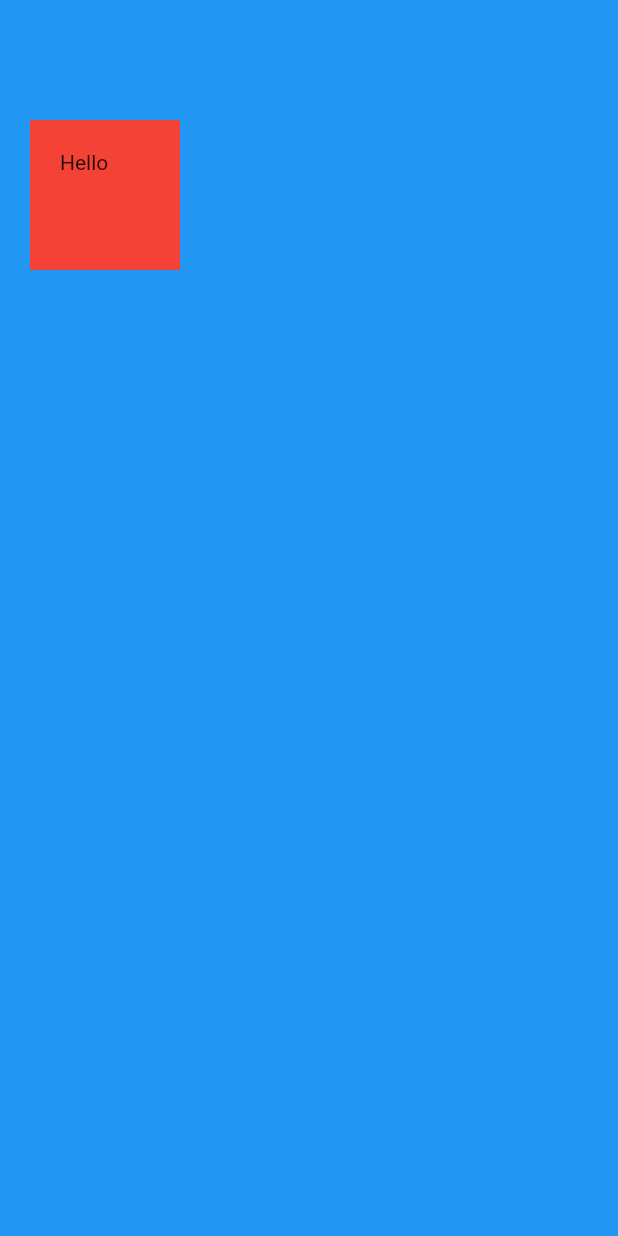
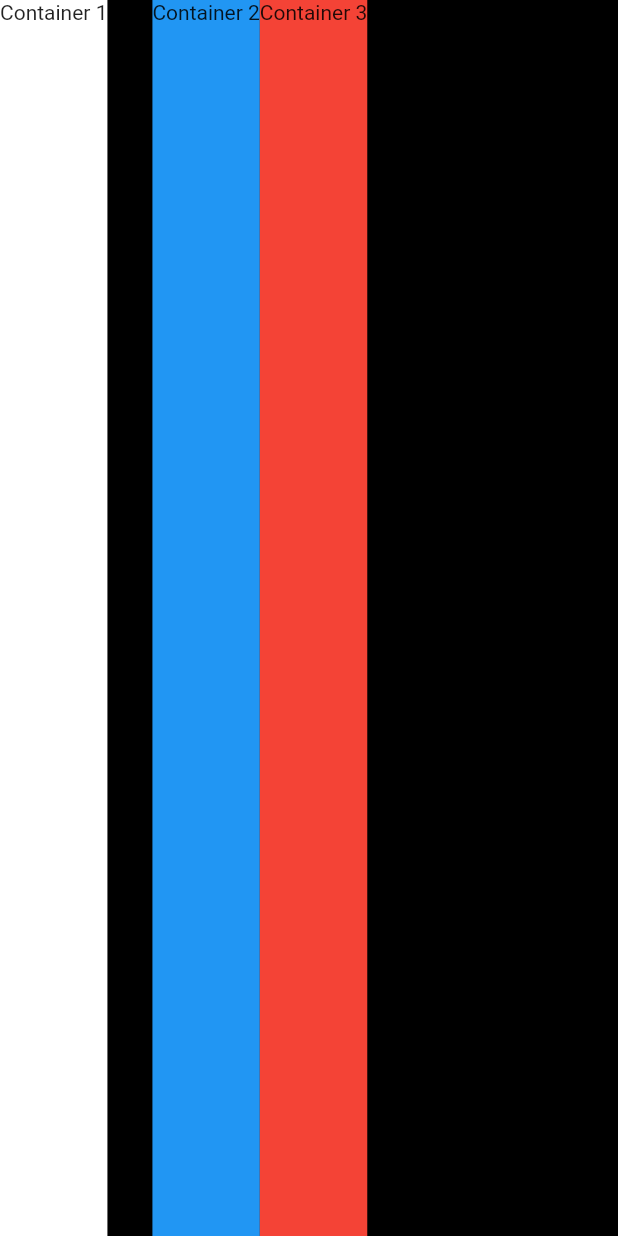
Before and after one commit to songhee-cho/Adobby-FlutterStudy, a Flutter app: the screen it shows after launch, on a phone screen of 412 x 824 dp. Run offline on Flutter 3.47's test engine with Material 2 defaults, Android fonts, the phone set to English and light mode, and no system bars; missing offline and left inert: dart:html.

Commit message:
[Week4] Update column/row widget

```diff
--- a/Jiin/first_flutter_study/lib/main.dart
+++ b/Jiin/first_flutter_study/lib/main.dart
@@ -17,16 +17,49 @@ class MyApp extends StatelessWidget {
 class MyPage extends StatelessWidget {
   Widget build(BuildContext context) {
     return Scaffold(
-        backgroundColor: Colors.blue,
+        backgroundColor: Colors.black,
         body: SafeArea(
           //화면 안에 보이게 safeArea로 지정
-          child: Container(
-            color: Colors.red,
-            width: 100,
-            height: 100,
-            margin: EdgeInsets.symmetric(vertical: 80, horizontal: 20),
-            padding: EdgeInsets.all(20),
-            child: Text('Hello'),
+          child: Center(
+            child: Row(
+              // mainAxisAlignment: MainAxisAlignment.center,    //column 내 container 자체를 세로축의 중앙에 배치
+              // mainAxisSize: MainAxisSize
+              //     .min, //column 내 container의 크기만큼 즉, 최소의 크기로 column widget 축소
+              // verticalDirection: VerticalDirection.up,    //container를 column의 어디에 위치하게 할지 지정 가능
+              // mainAxisAlignment:
+              //     MainAxisAlignment.spaceEvenly, //container의 간격 같게 배치
+              // mainAxisAlignment:
+              //     MainAxisAlignment.spaceBetween, //스크린의 상,중.하에 container 배치
+              // crossAxisAlignment: CrossAxisAlignment.end, //가로축 끝점을 기준으로 딱 맞게 배치
+              crossAxisAlignment:
+                  CrossAxisAlignment.stretch, //container의 너비 끝까지
+              children: <Widget>[
+                Container(
+                  // width: 100,
+                  height: 100,
+                  color: Colors.white,
+                  child: Text('Container 1'),
+                ),
+                SizedBox(
+                  width: 30.0,
+                ),
+                Container(
+                  // width: 100,
+                  height: 100,
+                  color: Colors.blue,
+                  child: Text('Container 2'),
+                ),
+                Container(
+                  // width: 100,
+                  height: 100,
+                  color: Colors.red,
+                  child: Text('Container 3'),
+                ),
+                // Container(
+                //   width: double.infinity,   //오른쪽에 배치할 수 있게 invisible container의 가로를 무한으로 지정
+                // )
+              ],
+            ),
           ),
         ));
   }
```
